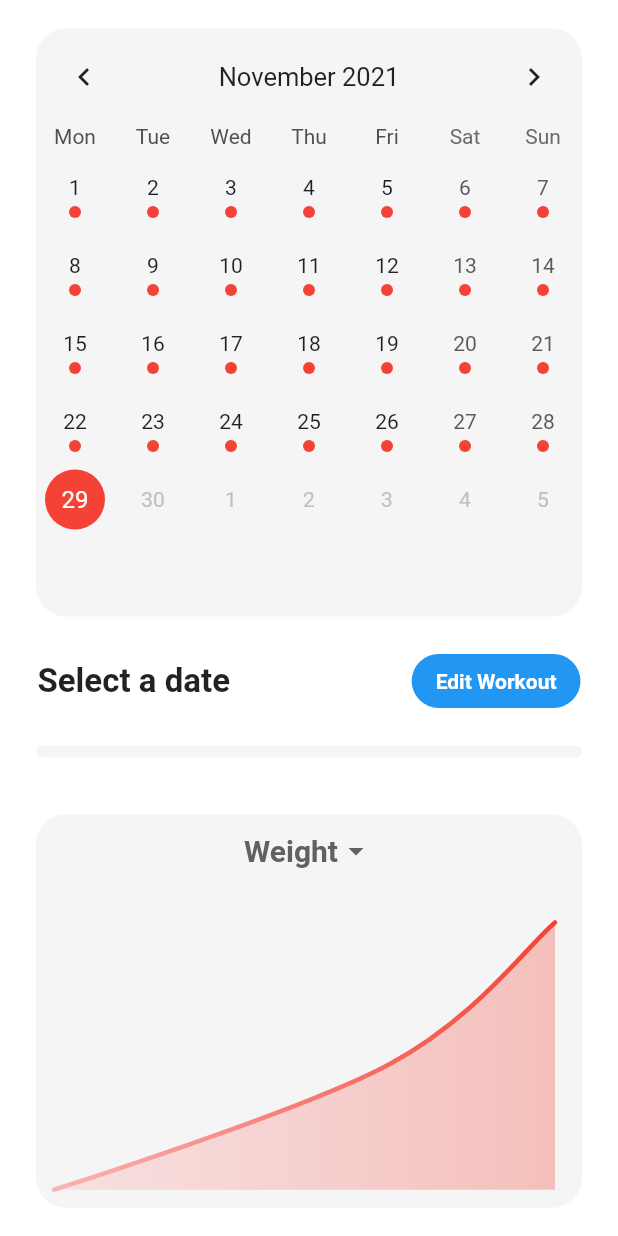
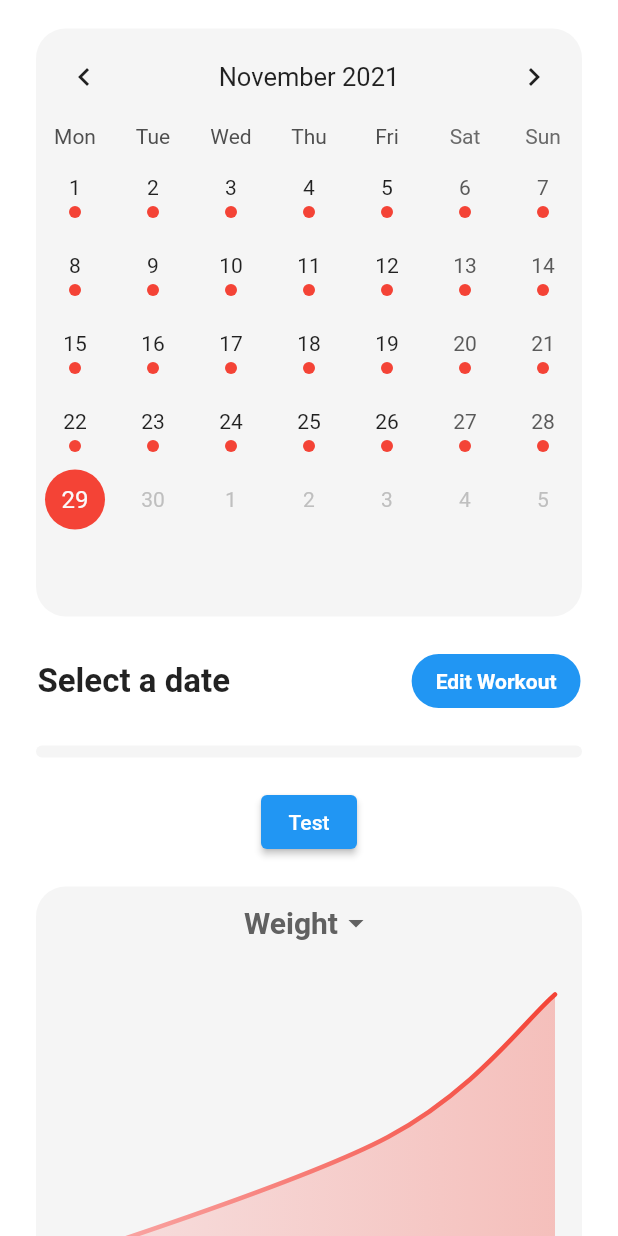
Before and after one commit to TrevorHuval/Mog, a Flutter app: the Progress screen opened directly, on a phone screen of 412 x 824 dp. Run offline on Flutter 3.47's test engine with Material 2 defaults, Android fonts, the phone set to English and light mode, and no system bars; drawn by our look-alikes of fl_chart, table_calendar; our stand-ins replace cloud_firestore, firebase_auth, firebase_core, firebase_storage, image_picker, modal_bottom_sheet and 3 more; missing offline and left inert: cloud_firestore_web, firebase_auth_web, firebase_core_web, firebase_database_web, firebase_storage_web, image_picker_for_web; accounts and stored records are empty; network calls fail; project files that could hold a hidden picture were left out.

Commit message:
Add files via upload

```diff
--- a/lib/screens/progress.dart
+++ b/lib/screens/progress.dart
@@ -2,7 +2,7 @@ import 'package:firebase_auth/firebase_auth.dart';
 import 'package:firstapp/models/user.dart';
 import 'package:firstapp/services/user.dart';
 import 'package:firstapp/services/utils.dart';
-import 'package:firstapp/widgets/calendar.dart';
+// import 'package:firstapp/widgets/calendar.dart';
 import 'package:flutter/cupertino.dart';
 import 'package:flutter/material.dart';
 import 'package:flutter/painting.dart';
@@ -287,6 +287,8 @@ class _Progress extends State<Progress> {
                                 ),
                               ),
                             ),
+                            ElevatedButton(
+                                onPressed: () {}, child: Text("Test")),
                             Container(
                               margin: const EdgeInsets.symmetric(
                                   horizontal: 20, vertical: 15),
```
